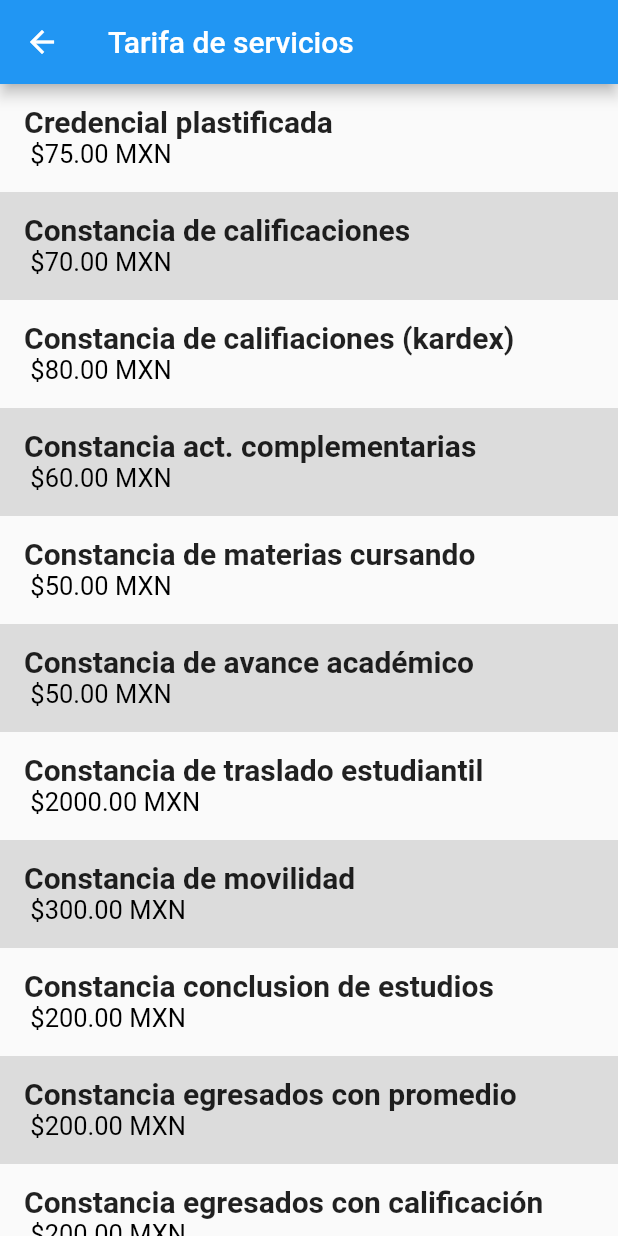
After one commit to Jeryn61297/proyecto_itca, a Flutter app: the TarifasPage screen opened directly, on a phone screen of 412 x 824 dp. The commit adds this screen. Run offline on Flutter 3.47's test engine with Material 2 defaults, Android fonts, the phone set to English and light mode, and no system bars.

Commit message:
page tarifas

```diff
--- a/lib/src/home_pages/home_page.dart
+++ b/lib/src/home_pages/home_page.dart
@@ -4,6 +4,7 @@ import 'package:flutter/material.dart';
 import 'package:proyecto_itca/src/pag/fold_carreras/carreras.dart';
 import 'package:proyecto_itca/src/pag/infor.dart';
 import 'package:proyecto_itca/src/pag/oficinas.dart';
+import 'package:proyecto_itca/src/pag/tarifas.dart';
 import 'package:proyecto_itca/src/pag/venta_plantas.dart';
 
 import 'dis_pantalla.dart';
@@ -235,7 +236,13 @@ class HomePage extends StatelessWidget {
             trailing: Icon(Icons.keyboard_arrow_right),
             title: Text('Tarifa de servicios'),
             subtitle: Text('Precios'),
-            onTap: () {},
+            onTap: () {
+              Navigator.of(context).pop();
+              Navigator.push(
+                  context,
+                  new MaterialPageRoute(
+                      builder: (BuildContext context) => TarifasPage()));
+            },
           ),
           Divider(),
           //----------------------------------------------
--- /dev/null
+++ b/lib/src/pag/tarifas.dart
@@ -0,0 +1,483 @@
+//import 'dart:html';
+
+import 'package:flutter/material.dart';
+
+class TarifasPage extends StatelessWidget {
+  static final String routeName = 'tarifas';
+
+  @override
+  Widget build(BuildContext context) {
+    return Scaffold(
+      appBar: AppBar(
+        title: Text('Tarifa de servicios'),
+      ),
+      body: Container(
+        child: ListView(
+          children: <Widget>[
+            //--0----------
+            Container(
+              child: ListTile(
+                title: Text(
+                  'Credencial plastificada',
+                  style: TextStyle(
+                      color: Colors.black87,
+                      fontSize: 20,
+                      fontWeight: FontWeight.w700),
+                ),
+                subtitle: Text(
+                  ' \$75.00 MXN',
+                  style: TextStyle(
+                    color: Colors.black,
+                    fontSize: 17,
+                  ),
+                ),
+              ),
+            ),
+            //--1-------
+            Container(
+              color: Colors.black12,
+              child: ListTile(
+                title: Text(
+                  'Constancia de calificaciones',
+                  style: TextStyle(
+                      color: Colors.black87,
+                      fontSize: 20,
+                      fontWeight: FontWeight.w700),
+                ),
+                subtitle: Text(
+                  ' \$70.00 MXN',
+                  style: TextStyle(
+                    color: Colors.black,
+                    fontSize: 17,
+                  ),
+                ),
+              ),
+            ),
+            //--2-----------------
+            Container(
+              child: ListTile(
+                title: Text(
+                  'Constancia de califiaciones (kardex)',
+                  style: TextStyle(
+                      color: Colors.black87,
+                      fontSize: 20,
+                      fontWeight: FontWeight.w700),
+                ),
+                subtitle: Text(
+                  ' \$80.00 MXN',
+                  style: TextStyle(color: Colors.black, fontSize: 17),
+                ),
+              ),
+            ),
+            //--3----------
+            Container(
+              color: Colors.black12,
+              child: ListTile(
+                title: Text(
+                  'Constancia act. complementarias',
+                  style: TextStyle(
+                      color: Colors.black87,
+                      fontSize: 20,
+                      fontWeight: FontWeight.w700),
+                ),
+                subtitle: Text(
+                  ' \$60.00 MXN',
+                  style: TextStyle(
+                    color: Colors.black,
+                    fontSize: 17,
+                  ),
+                ),
+              ),
+            ),
+            //--4-------
+            Container(
+              child: ListTile(
+                title: Text(
+                  'Constancia de materias cursando',
+                  style: TextStyle(
+                      color: Colors.black87,
+                      fontSize: 20,
+                      fontWeight: FontWeight.w700),
+                ),
+                subtitle: Text(
+                  ' \$50.00 MXN',
+                  style: TextStyle(
+                    color: Colors.black,
+                    fontSize: 17,
+                  ),
+                ),
+              ),
+            ),
+            //--5-----------------
+            Container(
+              color: Colors.black12,
+              child: ListTile(
+                title: Text(
+                  'Constancia de avance académico',
+                  style: TextStyle(
+                      color: Colors.black87,
+                      fontSize: 20,
+                      fontWeight: FontWeight.w700),
+                ),
+                subtitle: Text(
+                  ' \$50.00 MXN',
+                  style: TextStyle(color: Colors.black, fontSize: 17),
+                ),
+              ),
+            ),
+            //--6----------
+            Container(
+              child: ListTile(
+                title: Text(
+                  'Constancia de traslado estudiantil',
+                  style: TextStyle(
+                      color: Colors.black87,
+                      fontSize: 20,
+                      fontWeight: FontWeight.w700),
+                ),
+                subtitle: Text(
+                  ' \$2000.00 MXN',
+                  style: TextStyle(
+                    color: Colors.black,
+                    fontSize: 17,
+                  ),
+                ),
+              ),
+            ),
+            //--7-------
+            Container(
+              color: Colors.black12,
+              child: ListTile(
+                title: Text(
+                  'Constancia de movilidad',
+                  style: TextStyle(
+                      color: Colors.black87,
+                      fontSize: 20,
+                      fontWeight: FontWeight.w700),
+                ),
+                subtitle: Text(
+                  ' \$300.00 MXN',
+                  style: TextStyle(
+                    color: Colors.black,
+                    fontSize: 17,
+                  ),
+                ),
+              ),
+            ),
+            //--8-----------------
+            Container(
+              child: ListTile(
+                title: Text(
+                  'Constancia conclusion de estudios',
+                  style: TextStyle(
+                      color: Colors.black87,
+                      fontSize: 20,
+                      fontWeight: FontWeight.w700),
+                ),
+                subtitle: Text(
+                  ' \$200.00 MXN',
+                  style: TextStyle(color: Colors.black, fontSize: 17),
+                ),
+              ),
+            ),
+            //--9----------
+            Container(
+              color: Colors.black12,
+              child: ListTile(
+                title: Text(
+                  'Constancia egresados con promedio',
+                  style: TextStyle(
+                      color: Colors.black87,
+                      fontSize: 20,
+                      fontWeight: FontWeight.w700),
+                ),
+                subtitle: Text(
+                  ' \$200.00 MXN',
+                  style: TextStyle(
+                    color: Colors.black,
+                    fontSize: 17,
+                  ),
+                ),
+              ),
+            ),
+            //--10-------
+            Container(
+              child: ListTile(
+                title: Text(
+                  'Constancia egresados con calificación',
+                  style: TextStyle(
+                      color: Colors.black87,
+                      fontSize: 20,
+                      fontWeight: FontWeight.w700),
+                ),
+                subtitle: Text(
+                  ' \$200.00 MXN',
+                  style: TextStyle(
+                    color: Colors.black,
+                    fontSize: 17,
+                  ),
+                ),
+              ),
+            ),
+            //--11-----------------
+            Container(
+              color: Colors.black12,
+              child: ListTile(
+                title: Text(
+                  'Constancia de no adeudo',
+                  style: TextStyle(
+                      color: Colors.black87,
+                      fontSize: 20,
+                      fontWeight: FontWeight.w700),
+                ),
+                subtitle: Text(
+                  ' \$200.00 MXN',
+                  style: TextStyle(color: Colors.black, fontSize: 17),
+                ),
+              ),
+            ),
+            //--12----------
+            Container(
+              child: ListTile(
+                title: Text(
+                  'Constancia de especialidad',
+                  style: TextStyle(
+                      color: Colors.black87,
+                      fontSize: 20,
+                      fontWeight: FontWeight.w700),
+                ),
+                subtitle: Text(
+                  ' \$250.00 MXN',
+                  style: TextStyle(
+                    color: Colors.black,
+                    fontSize: 17,
+                  ),
+                ),
+              ),
+            ),
+            //--13----------
+            Container(
+              color: Colors.black12,
+              child: ListTile(
+                title: Text(
+                  'Constancia liberación de residencia profesional',
+                  style: TextStyle(
+                      color: Colors.black87,
+                      fontSize: 20,
+                      fontWeight: FontWeight.w700),
+                ),
+                subtitle: Text(
+                  ' \$200.00 MXN',
+                  style: TextStyle(
+                    color: Colors.black,
+                    fontSize: 17,
+                  ),
+                ),
+              ),
+            ),
+            //--14-------
+            Container(
+              child: ListTile(
+                title: Text(
+                  'Reposición de acta de acreditación de residencia profesional',
+                  style: TextStyle(
+                      color: Colors.black87,
+                      fontSize: 20,
+                      fontWeight: FontWeight.w700),
+                ),
+                subtitle: Text(
+                  ' \$200.00 MXN',
+                  style: TextStyle(
+                    color: Colors.black,
+                    fontSize: 17,
+                  ),
+                ),
+              ),
+            ),
+            //--15-----------------
+            Container(
+              color: Colors.black12,
+              child: ListTile(
+                title: Text(
+                  'Reposición de acta de acreditación de inglés',
+                  style: TextStyle(
+                      color: Colors.black87,
+                      fontSize: 20,
+                      fontWeight: FontWeight.w700),
+                ),
+                subtitle: Text(
+                  ' \$200.00 MXN',
+                  style: TextStyle(color: Colors.black, fontSize: 17),
+                ),
+              ),
+            ),
+            //--16----------
+            Container(
+              child: ListTile(
+                title: Text(
+                  'Certificado de estudios',
+                  style: TextStyle(
+                      color: Colors.black87,
+                      fontSize: 20,
+                      fontWeight: FontWeight.w700),
+                ),
+                subtitle: Text(
+                  ' \$500.00 MXN',
+                  style: TextStyle(
+                    color: Colors.black,
+                    fontSize: 17,
+                  ),
+                ),
+              ),
+            ),
+            //--17-----------------
+            Container(
+              color: Colors.black12,
+              child: ListTile(
+                title: Text(
+                  'Certificado de titulo profesional tramite electronico',
+                  style: TextStyle(
+                      color: Colors.black87,
+                      fontSize: 20,
+                      fontWeight: FontWeight.w700),
+                ),
+                subtitle: Text(
+                  ' \$1600.00 MXN',
+                  style: TextStyle(color: Colors.black, fontSize: 17),
+                ),
+              ),
+            ),
+            //--18----------
+            Container(
+              child: ListTile(
+                title: Text(
+                  'Duplicado de certificado',
+                  style: TextStyle(
+                      color: Colors.black87,
+                      fontSize: 20,
+                      fontWeight: FontWeight.w700),
+                ),
+                subtitle: Text(
+                  ' \$900.00 MXN',
+                  style: TextStyle(
+                    color: Colors.black,
+                    fontSize: 17,
+                  ),
+                ),
+              ),
+            ),
+            //--19-----------------
+            Container(
+              color: Colors.black12,
+              child: ListTile(
+                title: Text(
+                  'Certificado parcial',
+                  style: TextStyle(
+                      color: Colors.black87,
+                      fontSize: 20,
+                      fontWeight: FontWeight.w700),
+                ),
+                subtitle: Text(
+                  ' \$1000.00 MXN',
+                  style: TextStyle(color: Colors.black, fontSize: 17),
+                ),
+              ),
+            ),
+            //--20----------
+            Container(
+              child: ListTile(
+                title: Text(
+                  'Convalidación de estudios',
+                  style: TextStyle(
+                      color: Colors.black87,
+                      fontSize: 20,
+                      fontWeight: FontWeight.w700),
+                ),
+                subtitle: Text(
+                  ' \$3000.00 MXN',
+                  style: TextStyle(
+                    color: Colors.black,
+                    fontSize: 17,
+                  ),
+                ),
+              ),
+            ),
+            //--21-----------------
+            Container(
+              color: Colors.black12,
+              child: ListTile(
+                title: Text(
+                  'Equivalencia de estudios',
+                  style: TextStyle(
+                      color: Colors.black87,
+                      fontSize: 20,
+                      fontWeight: FontWeight.w700),
+                ),
+                subtitle: Text(
+                  ' \$800.00 MXN',
+                  style: TextStyle(color: Colors.black, fontSize: 17),
+                ),
+              ),
+            ),
+            //--22----------
+            Container(
+              child: ListTile(
+                title: Text(
+                  'Resolución de equivalencia ',
+                  style: TextStyle(
+                      color: Colors.black87,
+                      fontSize: 20,
+                      fontWeight: FontWeight.w700),
+                ),
+                subtitle: Text(
+                  ' \$800.00 MXN',
+                  style: TextStyle(
+                    color: Colors.black,
+                    fontSize: 17,
+                  ),
+                ),
+              ),
+            ),
+            //--23-----------------
+            Container(
+              color: Colors.black12,
+              child: ListTile(
+                title: Text(
+                  'Revalidación de estudios',
+                  style: TextStyle(
+                      color: Colors.black87,
+                      fontSize: 20,
+                      fontWeight: FontWeight.w700),
+                ),
+                subtitle: Text(
+                  ' \$3000.00 MXN',
+                  style: TextStyle(color: Colors.black, fontSize: 17),
+                ),
+              ),
+            ),
+            //--24----------
+            Container(
+              child: ListTile(
+                title: Text(
+                  'Carta de postulación de la beca de residencia profesional a la titulación',
+                  style: TextStyle(
+                      color: Colors.black87,
+                      fontSize: 20,
+                      fontWeight: FontWeight.w700),
+                ),
+                subtitle: Text(
+                  ' \$100.00 MXN',
+                  style: TextStyle(
+                    color: Colors.black,
+                    fontSize: 17,
+                  ),
+                ),
+              ),
+            ),
+            //-------------------
+          ],
+        ),
+      ),
+    );
+  }
+}
```
